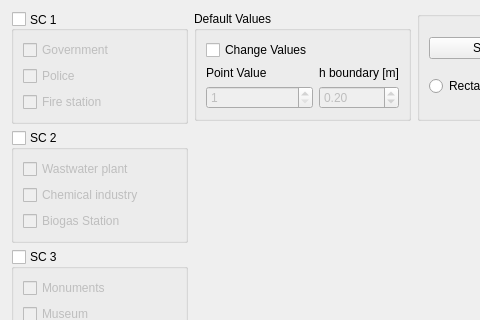
dabachma/promaides_gis_tools, file ui/ui_sc_promaides_osm_point_import.ui: the form before one commit; both pictures show x 0 to 480 and y 0 to 320 of the 606 by 641 pixel window.
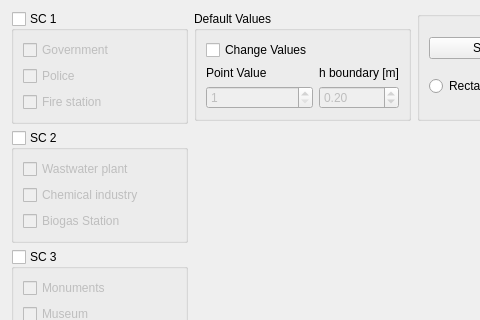
The form after the commit. Icons and pictures are not drawn. Custom widgets are drawn as their Qt base class.

The edit to the form file:
```diff
--- a/ui/ui_sc_promaides_osm_point_import.ui
+++ b/ui/ui_sc_promaides_osm_point_import.ui
@@ -239,14 +239,11 @@
         <string>Public buildings</string>
        </property>
        <property name="styleSheet">
-        <string notr="true">QgsCollapsibleGroupBoxBasic::title, QgsCollapsibleGroupBox::title {  subcontrol-origin: margin;  subcontrol-position: top left;  margin-left: 20px;  margin-right: 5px;  left: 0px;  top: 1px;}QgsCollapsibleGroupBoxBasic::title, QgsCollapsibleGroupBox::title {  subcontrol-origin: margin;  subcontrol-position: top left;  margin-left: 20px;  margin-right: 5px;  left: 0px;  top: 2px;}QgsCollapsibleGroupBoxBasic::title, QgsCollapsibleGroupBox::title {  subcontrol-origin: margin;  subcontrol-position: top left;  margin-left: 20px;  margin-right: 5px;  left: 0px;  top: 1px;}QgsCollapsibleGroupBoxBasic::title, QgsCollapsibleGroupBox::title {  subcontrol-origin: margin;  subcontrol-position: top left;  margin-left: 20px;  margin-right: 5px;  left: 0px;  top: 1px;}QgsCollapsibleGroupBoxBasic::title, QgsCollapsibleGroupBox::title {  subcontrol-origin: margin;  subcontrol-position: top left;  margin-left: 20px;  margin-right: 5px;  left: 0px;  top: 1px;}QgsCollapsibleGroupBoxBasic::title, QgsCollapsibleGroupBox::title {  subcontrol-origin: margin;  subcontrol-position: top left;  margin-left: 20px;  margin-right: 5px;  left: 0px;  top: 1px;}QgsCollapsibleGroupBoxBasic::title, QgsCollapsibleGroupBox::title {  subcontrol-origin: margin;  subcontrol-position: top left;  margin-left: 20px;  margin-right: 5px;  left: 0px;  top: 1px;}</string>
+        <string notr="true">QgsCollapsibleGroupBoxBasic::title, QgsCollapsibleGroupBox::title {  subcontrol-origin: margin;  subcontrol-position: top left;  margin-left: 20px;  margin-right: 5px;  left: 0px;  top: 1px;}QgsCollapsibleGroupBoxBasic::title, QgsCollapsibleGroupBox::title {  subcontrol-origin: margin;  subcontrol-position: top left;  margin-left: 20px;  margin-right: 5px;  left: 0px;  top: 2px;}QgsCollapsibleGroupBoxBasic::title, QgsCollapsibleGroupBox::title {  subcontrol-origin: margin;  subcontrol-position: top left;  margin-left: 20px;  margin-right: 5px;  left: 0px;  top: 1px;}QgsCollapsibleGroupBoxBasic::title, QgsCollapsibleGroupBox::title {  subcontrol-origin: margin;  subcontrol-position: top left;  margin-left: 20px;  margin-right: 5px;  left: 0px;  top: 1px;}QgsCollapsibleGroupBoxBasic::title, QgsCollapsibleGroupBox::title {  subcontrol-origin: margin;  subcontrol-position: top left;  margin-left: 20px;  margin-right: 5px;  left: 0px;  top: 1px;}QgsCollapsibleGroupBoxBasic::title, QgsCollapsibleGroupBox::title {  subcontrol-origin: margin;  subcontrol-position: top left;  margin-left: 20px;  margin-right: 5px;  left: 0px;  top: 1px;}QgsCollapsibleGroupBoxBasic::title, QgsCollapsibleGroupBox::title {  subcontrol-origin: margin;  subcontrol-position: top left;  margin-left: 20px;  margin-right: 5px;  left: 0px;  top: 1px;}QgsCollapsibleGroupBoxBasic::title, QgsCollapsibleGroupBox::title {  subcontrol-origin: margin;  subcontrol-position: top left;  margin-left: 20px;  margin-right: 5px;  left: 0px;  top: 1px;}</string>
        </property>
        <property name="title">
         <string>SC 1</string>
        </property>
-       <property name="alignment">
-        <set>Qt::AlignLeading|Qt::AlignLeft|Qt::AlignVCenter</set>
-       </property>
        <property name="flat">
         <bool>true</bool>
        </property>
```
Left out of the diff: 15 changed lines with no effect on the pictures.
